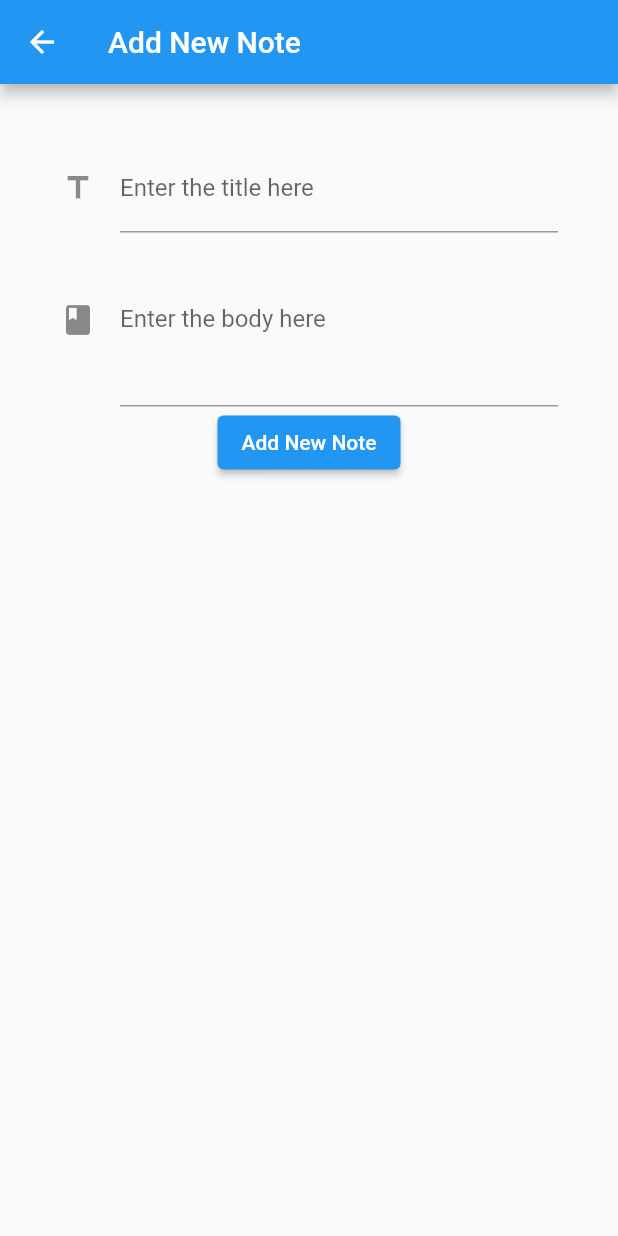
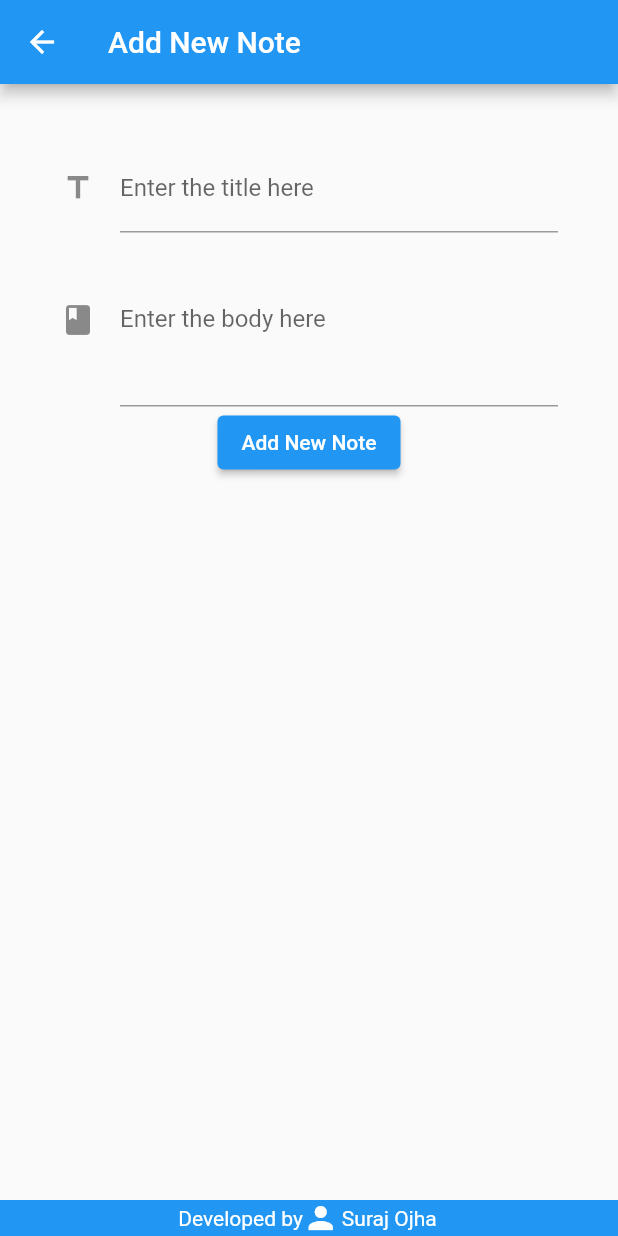
Before and after one commit to Suraez/my_notes_app, a Flutter app: the screen it shows after launch, after a tap on the "add" icon, on a phone screen of 412 x 824 dp. Run offline on Flutter 3.47's test engine with Material 2 defaults, Android fonts, the phone set to English and light mode, and no system bars; network calls fail; Roboto replaces fonts that are missing (RobotoMono).

Commit message:
working on single note

```diff
--- a/lib/src/Pages/home.dart
+++ b/lib/src/Pages/home.dart
@@ -1,4 +1,5 @@
 import 'package:flutter/material.dart';
+import 'package:my_notes/src/Widgets/footer.dart';
 import '../Widgets/note_list.dart';
 
 // ignore: must_be_immutable
@@ -15,12 +16,12 @@ class Home extends StatelessWidget {
       ),
       body: res != null
           ? NoteList(notes)
-          : Center(child: CircularProgressIndicator()),
+          : Center(child: CircularProgressIndicator(backgroundColor: Colors.white,)),
       floatingActionButton: FloatingActionButton(
         child: Icon(Icons.add),
         onPressed: () => addNote(context),
       ),
-      bottomNavigationBar: Text('Developed by Suraj'),
+      bottomNavigationBar: Footer(),
     );
   }
 }
--- a/lib/src/Pages/new_note.dart
+++ b/lib/src/Pages/new_note.dart
@@ -1,4 +1,5 @@
 import 'package:flutter/material.dart';
+import 'package:my_notes/src/Widgets/footer.dart';
 // import 'package:http/http.dart';
 
 class NewNote extends StatelessWidget {
@@ -16,10 +17,12 @@ class NewNote extends StatelessWidget {
           foregroundColor: Colors.green[200],
           title: Text('Add New Note'),
         ),
-        body: newNoteForm());
+        body: newNoteForm(context),
+        bottomNavigationBar: Footer(),
+    );
   }
 
-  Widget newNoteForm() {
+  Widget newNoteForm(context) {
     return Container(
       margin: EdgeInsets.all(20.0),
       padding: EdgeInsets.all(20.0),
@@ -27,7 +30,7 @@ class NewNote extends StatelessWidget {
         children: <Widget>[
           titleInput(),
           bodyInput(),
-          addNewButton(),
+          addNewButton(context),
         ],
       ),
     );
@@ -56,10 +59,10 @@ class NewNote extends StatelessWidget {
     );
   }
 
-  Widget addNewButton() {
+  Widget addNewButton(BuildContext context) {
     return ElevatedButton(
       child: Text('Add New Note'),
-      onPressed: addNewNoteHandler,
+      onPressed: () => addNewNoteHandler(context),
     );
   }
 }
--- /dev/null
+++ b/lib/src/Widgets/footer.dart
@@ -0,0 +1,32 @@
+import 'package:flutter/material.dart';
+
+class Footer extends StatelessWidget {
+  @override
+  Widget build(BuildContext context) {
+    return Container(
+        color: Colors.blue,
+        child: Row(
+          mainAxisAlignment: MainAxisAlignment.center,
+          children: <Widget>[
+            Text("Developed by",
+                style: TextStyle(
+                  color: Colors.white,
+                )),
+            Icon(
+              Icons.person,
+              color: Colors.white,
+            ),
+            Padding(
+              padding: const EdgeInsets.all(2.0),
+              child: Text(
+                "Suraj Ojha",
+                style: TextStyle(
+                  fontFamily: 'RobotoMono',
+                  color: Colors.white,
+                ),
+              ),
+            )
+          ],
+        ));
+  }
+}
--- a/lib/src/app.dart
+++ b/lib/src/app.dart
@@ -1,5 +1,6 @@
 import 'package:flutter/material.dart';
 import 'package:http/http.dart';
+import 'package:my_notes/src/Pages/single_note.dart';
 import 'dart:convert';
 
 // custom imports
@@ -20,7 +21,7 @@ class _AppState extends State<App> {
   final TextEditingController _bodyField = TextEditingController();
 
   // add new note
-  void addNewNoteHandler() async {
+  void addNewNoteHandler(BuildContext context) async {
     final String addNoteApi =
         'https://myflutternoteapp.herokuapp.com/note/create';
     var newNote = {"title": _titleField.text, "body": _bodyField.text};
@@ -28,6 +29,7 @@ class _AppState extends State<App> {
     print(response.body);
     setState(() {
       _notes.add(json.decode(response.body)["data"]);
+      Navigator.pop(context);
     });
   }
 
@@ -70,6 +72,7 @@ class _AppState extends State<App> {
         '/': (context) => Home(_notes, _addNote, response),
         '/addnewnote': (context) =>
             NewNote(_titleField, _bodyField, addNewNoteHandler),
+        '/singlenote': (context) => SingleNote()
       },
     );
   }
```
Also changed, not shown: lib/src/Pages/single_note.dart (added, +30 -0 lines), lib/src/Widgets/note_item_widget.dart (+26 -30 lines).
